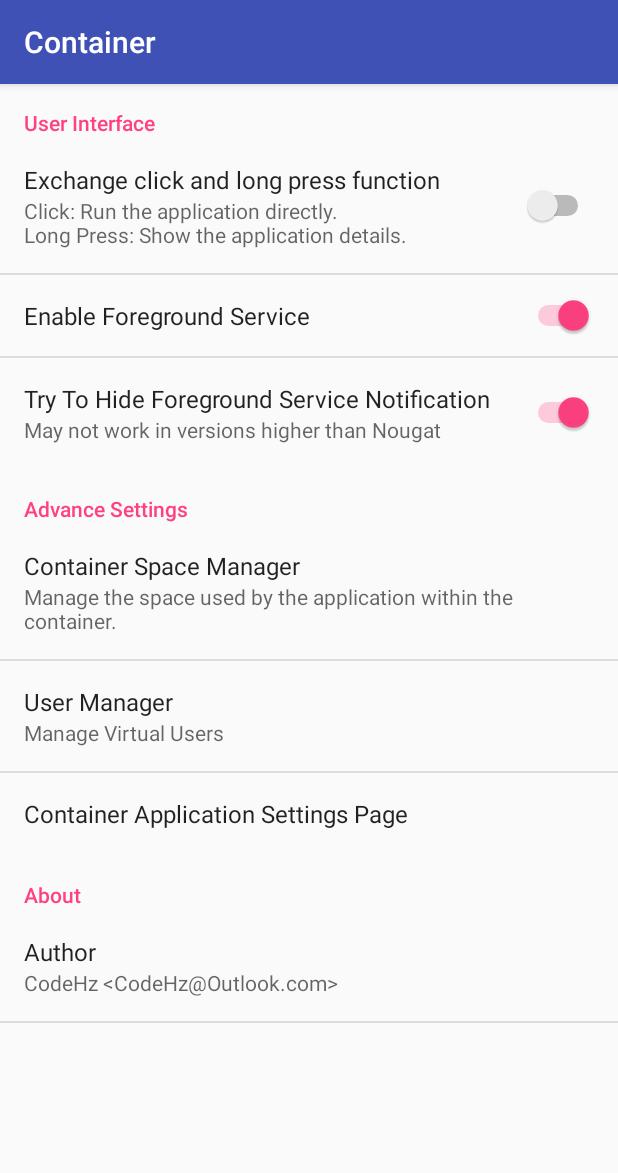
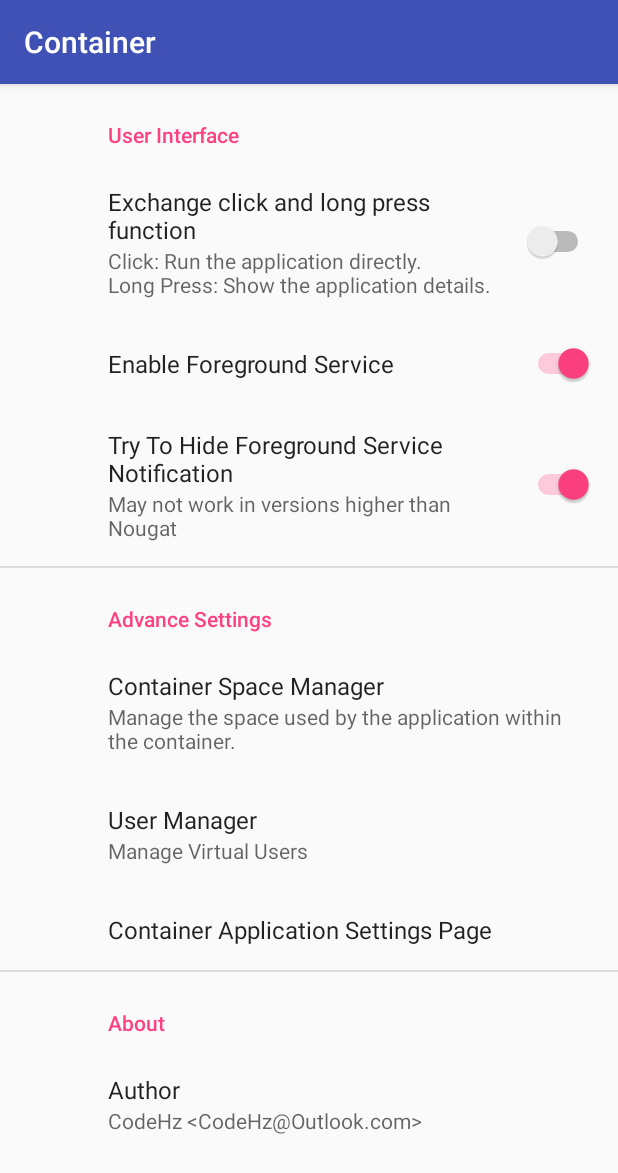
Before and after one commit to codehz/container, an Android app: the fragment SettingFragment shown on its own in the app's theme, on a phone screen of 412 x 824 dp. Shown: the top 1173 px of the screen. Run offline under Robolectric (Android 15) with nearby library versions, the phone set to English and light mode, and no system bars; our stand-ins replace androidx.preference; 1 statement that could not run was skipped.

Commit message:
update preferences compat

```diff
--- a/app/build.gradle
+++ b/app/build.gradle
@@ -33,6 +33,7 @@ dependencies {
     compile 'com.android.support:palette-v7:25.1.1'
     compile 'com.android.support:design:25.1.1'
     compile 'commons-io:commons-io:2.5'
+    compile 'com.takisoft.fix:preference-v7:25.1.1.0'
     compile project(':lib')
     testCompile 'junit:junit:4.12'
     compile "org.jetbrains.kotlin:kotlin-stdlib:$kotlin_version"
--- a/app/src/main/java/one/codehz/container/SpaceManagerActivity.kt
+++ b/app/src/main/java/one/codehz/container/SpaceManagerActivity.kt
@@ -1,11 +1,9 @@
 package one.codehz.container
 
 import android.os.Bundle
-import android.support.v7.app.AppCompatActivity
 import android.support.v7.widget.DefaultItemAnimator
 import android.support.v7.widget.LinearLayoutManager
 import android.support.v7.widget.RecyclerView
-import android.support.v7.widget.Toolbar
 import one.codehz.container.adapters.SpaceManagerAdapter
 import one.codehz.container.base.BaseActivity
 import one.codehz.container.ext.MakeLoaderCallbacks
@@ -52,8 +50,8 @@ class SpaceManagerActivity : BaseActivity(R.layout.space_manager) {
 
         syncList()
 
-        loaderManager.restartLoader(APP_DATA, null, appDataLoader)
-        loaderManager.restartLoader(APP_OPT, null, appOptLoader)
+        supportLoaderManager.restartLoader(APP_DATA, null, appDataLoader)
+        supportLoaderManager.restartLoader(APP_OPT, null, appOptLoader)
     }
 
     val syncList: () -> Unit
--- a/app/src/main/java/one/codehz/container/UserSelectorActivity.kt
+++ b/app/src/main/java/one/codehz/container/UserSelectorActivity.kt
@@ -41,7 +41,7 @@ class UserSelectorActivity : BaseActivity(R.layout.user_manager_activity) {
 
         initViews()
 
-        loaderManager.restartLoader(USER_LIST, null, userListLoader)
+        supportLoaderManager.restartLoader(USER_LIST, null, userListLoader)
     }
 
     fun initViews() {
--- a/app/src/main/java/one/codehz/container/fragment/RunningFragment.kt
+++ b/app/src/main/java/one/codehz/container/fragment/RunningFragment.kt
@@ -1,10 +1,10 @@
 package one.codehz.container.fragment
 
 import android.app.Activity
-import android.app.Fragment
 import android.content.Loader
 import android.os.Bundle
 import android.support.design.widget.Snackbar
+import android.support.v4.app.Fragment
 import android.support.v4.content.ContextCompat
 import android.support.v4.widget.SwipeRefreshLayout
 import android.support.v7.widget.DefaultItemAnimator
@@ -67,8 +67,8 @@ class RunningFragment : Fragment(), IFloatingActionTarget {
         Thread.sleep(400)
     }
 
-    val recycleView by lazy<RecyclerView> { view[R.id.content_main] }
-    val swipe_refresh_widget by lazy<SwipeRefreshLayout> { view[R.id.swipe_refresh_widget] }
+    val recycleView by lazy<RecyclerView> { view!![R.id.content_main] }
+    val swipe_refresh_widget by lazy<SwipeRefreshLayout> { view!![R.id.swipe_refresh_widget] }
     val linearLayoutManager by lazy { LinearLayoutManager(activity) }
     val contentAdapter by lazy {
         RunningListAdapter({ runningModel: RunningAppModel, iconView: View, titleView: View ->
--- a/app/src/main/java/one/codehz/container/fragment/SettingFragment.kt
+++ b/app/src/main/java/one/codehz/container/fragment/SettingFragment.kt
@@ -1,23 +1,21 @@
 package one.codehz.container.fragment
 
 import android.os.Bundle
-import android.preference.PreferenceFragment
+import android.support.v7.preference.PreferenceFragmentCompat
 import one.codehz.container.MainActivity
 import one.codehz.container.R
 import one.codehz.container.interfaces.IFloatingActionTarget
 
-class SettingFragment : PreferenceFragment(), IFloatingActionTarget {
+class SettingFragment : PreferenceFragmentCompat(), IFloatingActionTarget {
+    override fun onCreatePreferences(savedInstanceState: Bundle?, rootKey: String?) {
+        addPreferencesFromResource(R.xml.preferences)
+    }
+
     override val canBeFloatingActionTarget = false
 
     override fun onFloatingAction() = throw UnsupportedOperationException("not implemented")
 
     override fun getFloatingDrawable() = throw UnsupportedOperationException("not implemented")
-
-    override fun onCreate(savedInstanceState: Bundle?) {
-        super.onCreate(savedInstanceState)
-
-        addPreferencesFromResource(R.xml.preferences)
-    }
 
     override fun onResume() {
         super.onResume()
--- a/app/src/main/res/values/styles.xml
+++ b/app/src/main/res/values/styles.xml
@@ -5,6 +5,7 @@
         <item name="colorPrimaryDark">@color/colorPrimaryDark</item>
         <item name="colorAccent">@color/colorAccent</item>
         <item name="android:windowContentTransitions">true</item>
+        <item name="preferenceTheme">@style/PreferenceThemeOverlay.v14.Material</item>
     </style>
 
     <style name="AppTheme.NoActionBar">
```
Also changed, not shown: app/src/main/java/one/codehz/container/DetailActivity.kt (+6 -5 lines), app/src/main/java/one/codehz/container/MainActivity.kt (+3 -11 lines), app/src/main/java/one/codehz/container/UserManagerActivity.kt (+5 -5 lines), app/src/main/java/one/codehz/container/ext/Utils.kt (+7 -5 lines), app/src/main/java/one/codehz/container/fragment/InstalledFragment.kt (+5 -5 lines).
